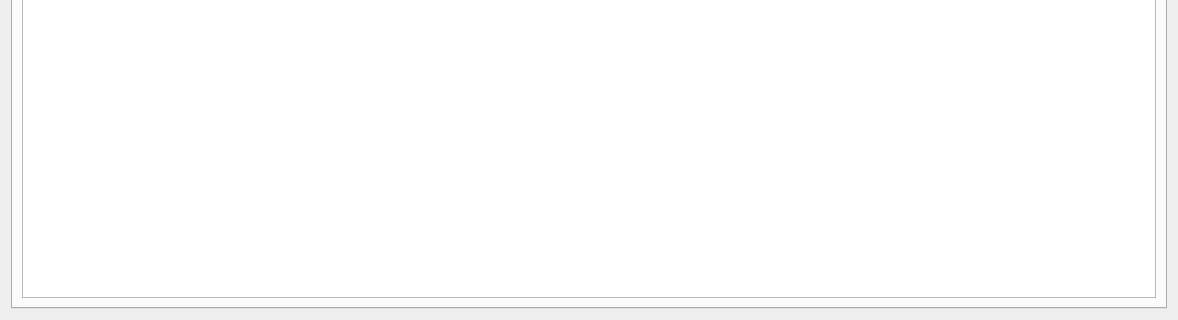
The window that designer/display_metadata.ui (aglavic/quicknxs) describes before a commit, drawn with Qt 5; both pictures show x 0 to 1178 and y 659 to 979 of the 1178 by 979 pixel window.
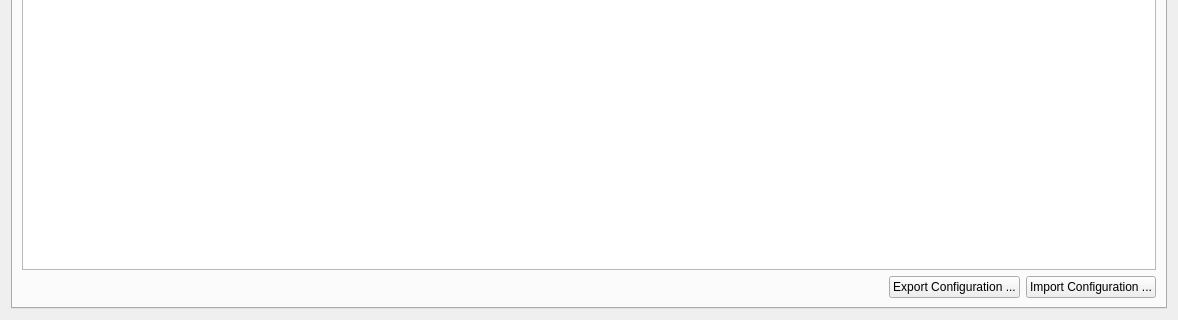
The same window after the commit. The open tabs and pages were chosen to show the change.

Commit message: Implemented the save metadata into ascii.

What changed in the file:
```diff
--- a/designer/display_metadata.ui
+++ b/designer/display_metadata.ui
@@ -120,6 +120,37 @@
          </column>
         </widget>
        </item>
+       <item>
+        <layout class="QHBoxLayout" name="horizontalLayout">
+         <item>
+          <spacer name="horizontalSpacer">
+           <property name="orientation">
+            <enum>Qt::Horizontal</enum>
+           </property>
+           <property name="sizeHint" stdset="0">
+            <size>
+             <width>40</width>
+             <height>20</height>
+            </size>
+           </property>
+          </spacer>
+         </item>
+         <item>
+          <widget class="QPushButton" name="exportConfigurationButton">
+           <property name="text">
+            <string>Export Configuration ...</string>
+           </property>
+          </widget>
+         </item>
+         <item>
+          <widget class="QPushButton" name="importConfigurationButton">
+           <property name="text">
+            <string>Import Configuration ...</string>
+           </property>
+          </widget>
+         </item>
+        </layout>
+       </item>
       </layout>
      </widget>
     </widget>
```
Left out of the diff: 55 changed lines with no effect on the pictures. The commit also changes 2 other files.
